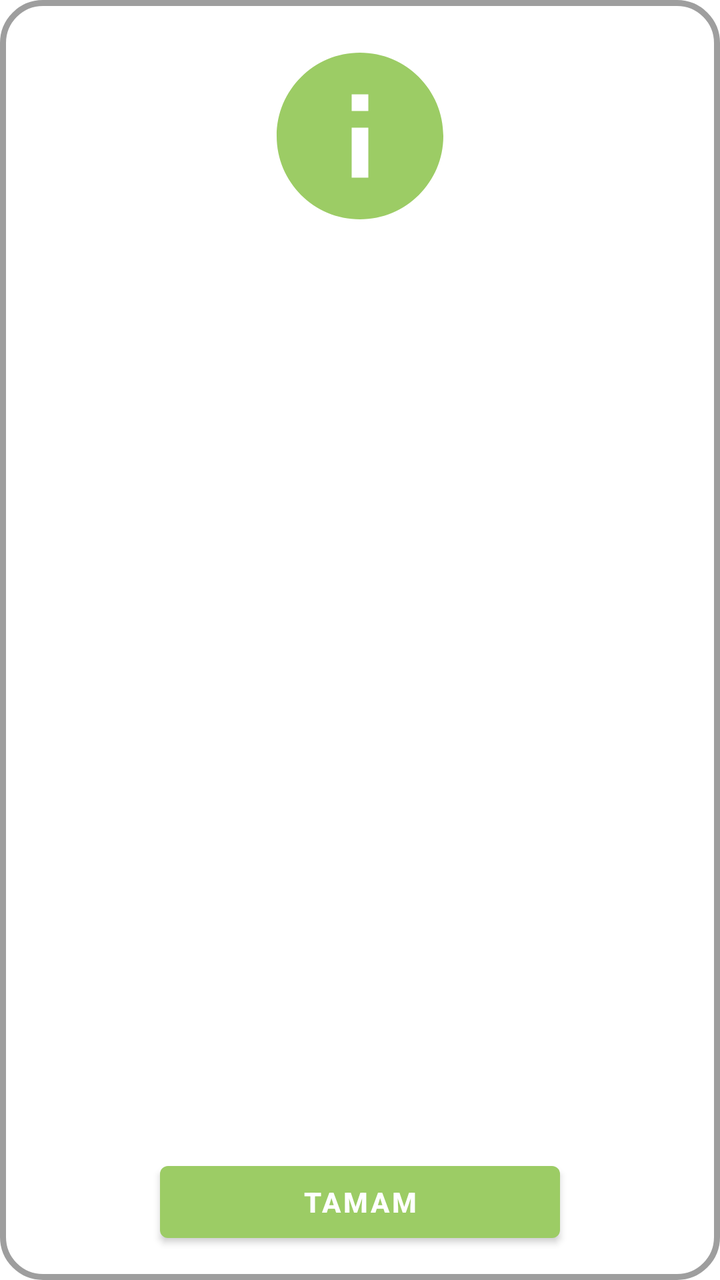
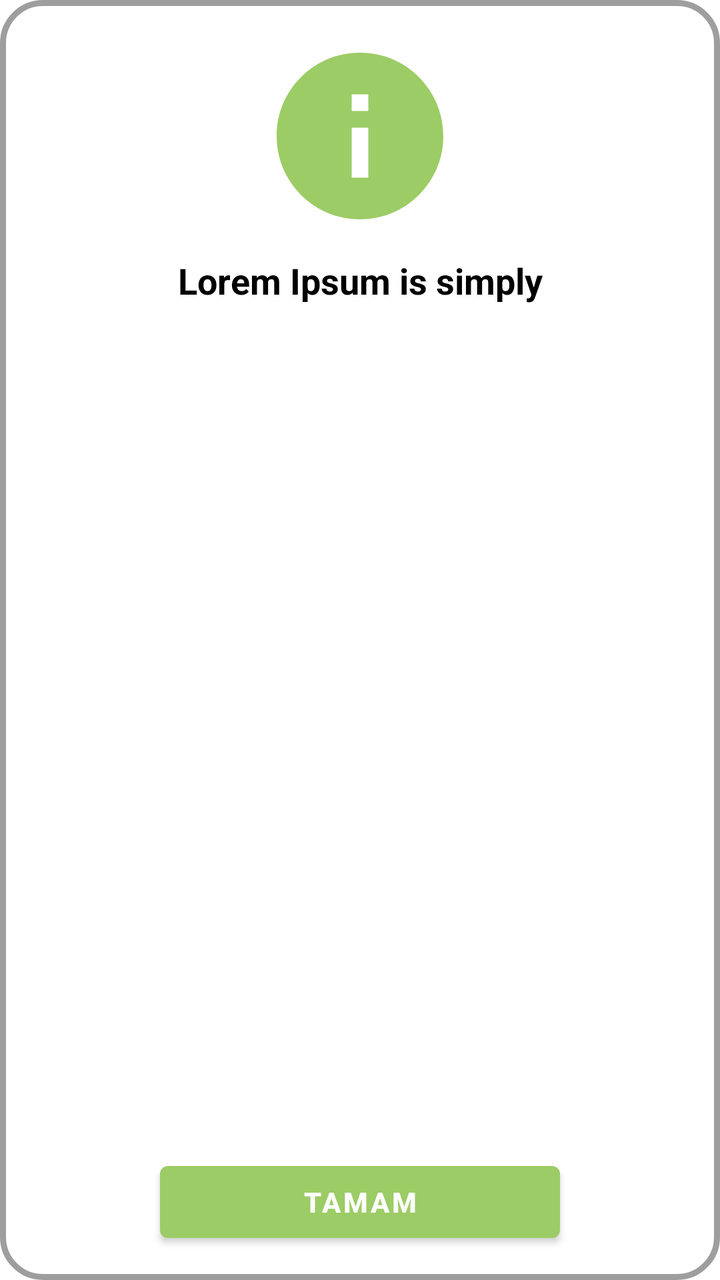

Compare the two renders of this Android layout. The source of the first and the diff that turns it into the second are given below.
<!-- AndroidManifest.xml: application theme Theme.Yolcu -->
<!-- res/layout/custom_popup.xml -->
<RelativeLayout xmlns:android="http://schemas.android.com/apk/res/android"
    xmlns:tools="http://schemas.android.com/tools"
    android:id="@+id/layoutPopUp"
    android:layout_width="match_parent"
    android:layout_height="350dp"
    android:layout_gravity="center"
    android:layout_margin="10dp"
    android:theme="@style/Theme.Yolcu"
    android:background="@drawable/ic_popup_background"
    tools:context=".main.MainActivity">

    <ImageView
        android:id="@+id/imagePopUp"
        android:layout_width="100dp"
        android:layout_height="100dp"
        android:contentDescription="@string/bildirim_icon"
        android:layout_centerHorizontal="true"
        android:layout_marginTop="18dp"
        android:src="@drawable/baseline_info_24" />

    <TextView
        android:id="@+id/hintPopUpText"
        android:layout_width="match_parent"
        android:layout_height="wrap_content"
        android:layout_above="@+id/closeButton"
        android:layout_below="@id/imagePopUp"
        android:layout_centerHorizontal="true"
        android:layout_margin="20dp"
        android:gravity="center"
        android:textColor="@color/black"
        android:textSize="18sp"
        android:textStyle="bold" />

    
    <Button
        android:id="@+id/closeButton"
        android:layout_width="200dp"
        android:layout_height="wrap_content"
        android:layout_alignParentBottom="true"
        android:layout_centerHorizontal="true"
        android:layout_marginStart="15dp"
        android:layout_marginTop="15dp"
        android:layout_marginEnd="15dp"
        android:layout_marginBottom="15dp"
        android:gravity="center"
        android:text="@string/tamam"
        android:textStyle="bold" />
</RelativeLayout>
<!-- resources referenced by this layout -->
<resources>
  <color name="black">#FF000000</color>
  <!-- drawable baseline_info_24 (drawable) -->
  <vector android:height="24dp" android:tint="#9CCC65"
      android:viewportHeight="24" android:viewportWidth="24"
      android:width="24dp" xmlns:android="http://schemas.android.com/apk/res/android">
      <path android:fillColor="@android:color/white" android:pathData="M12,2C6.48,2 2,6.48 2,12s4.48,10 10,10 10,-4.48 10,-10S17.52,2 12,2zM13,17h-2v-6h2v6zM13,9h-2L11,7h2v2z"/>
  </vector>
  <!-- drawable ic_popup_background (drawable) -->
  <shape xmlns:android="http://schemas.android.com/apk/res/android">
      <solid android:color="#ffffff" />
      <stroke
          android:width="3dp"
          android:color="@color/colorGray" />
      <corners android:radius="20dp" />
  </shape>
  <string name="bildirim_icon">Bildirim ikonu</string>
  <string name="tamam">TAMAM</string>
  <style name="Theme.Yolcu" parent="Theme.MaterialComponents.DayNight.DarkActionBar">
          
          <item name="colorPrimary">#9CCC65</item>
          <item name="colorPrimaryVariant">#43A047</item>
          <item name="colorOnPrimary">@color/white</item>
          
          <item name="colorSecondary">#9CCC65</item>
          <item name="colorSecondaryVariant">@color/teal_700</item>
          <item name="colorOnSecondary">@color/white</item>
          
          <item name="android:statusBarColor">?attr/colorPrimaryVariant</item>
          
          <item name="actionMenuTextColor">@color/white</item>
          <item name="android:actionMenuTextColor">@color/white</item>
          <item name="android:textColor">@color/black</item>
      </style>
  <color name="colorGray">#9E9E9E</color>
  <color name="white">#FFFFFFFF</color>
  <color name="teal_700">#FF018786</color>
</resources>

<!-- the commit's change to res/layout/custom_popup.xml (unified diff, before → after) -->
@@ -18,20 +18,28 @@
         android:layout_marginTop="18dp"
         android:src="@drawable/baseline_info_24" />
 
-    <TextView
-        android:id="@+id/hintPopUpText"
+    <ScrollView
+        android:id="@+id/scrollHintText"
         android:layout_width="match_parent"
         android:layout_height="wrap_content"
         android:layout_above="@+id/closeButton"
         android:layout_below="@id/imagePopUp"
-        android:layout_centerHorizontal="true"
-        android:layout_margin="20dp"
-        android:gravity="center"
-        android:textColor="@color/black"
-        android:textSize="18sp"
-        android:textStyle="bold" />
+        android:layout_marginStart="20dp"
+        android:layout_marginEnd="20dp"
+        android:layout_marginTop="10dp"
+        android:layout_marginBottom="10dp">
 
-    
+        <TextView
+            android:id="@+id/hintPopUpText"
+            android:layout_width="match_parent"
+            android:layout_height="wrap_content"
+            android:text="@string/testYazisi"
+            android:gravity="center"
+            android:textColor="@color/black"
+            android:textSize="18sp"
+            android:textStyle="bold" />
+    </ScrollView>
+
     <Button
         android:id="@+id/closeButton"
         android:layout_width="200dp"
<!-- resource entries referenced after the edit -->
@@ -15,8 +15,9 @@
           android:color="@color/colorGray" />
       <corners android:radius="20dp" />
   </shape>
-  <string name="bildirim_icon">Bildirim ikonu</string>
+  <string name="bildirim_icon" translatable="false">Bildirim ikonu</string>
   <string name="tamam">TAMAM</string>
+  <string name="testYazisi">Lorem Ipsum is simply</string>
   <style name="Theme.Yolcu" parent="Theme.MaterialComponents.DayNight.DarkActionBar">
           
           <item name="colorPrimary">#9CCC65</item>
